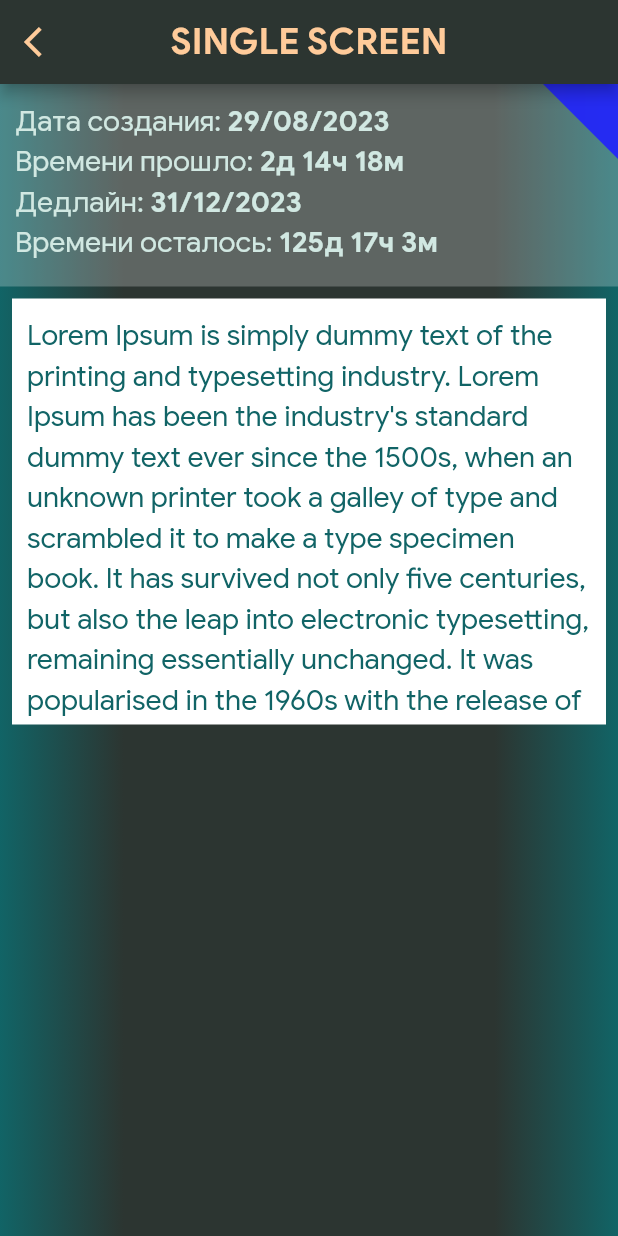
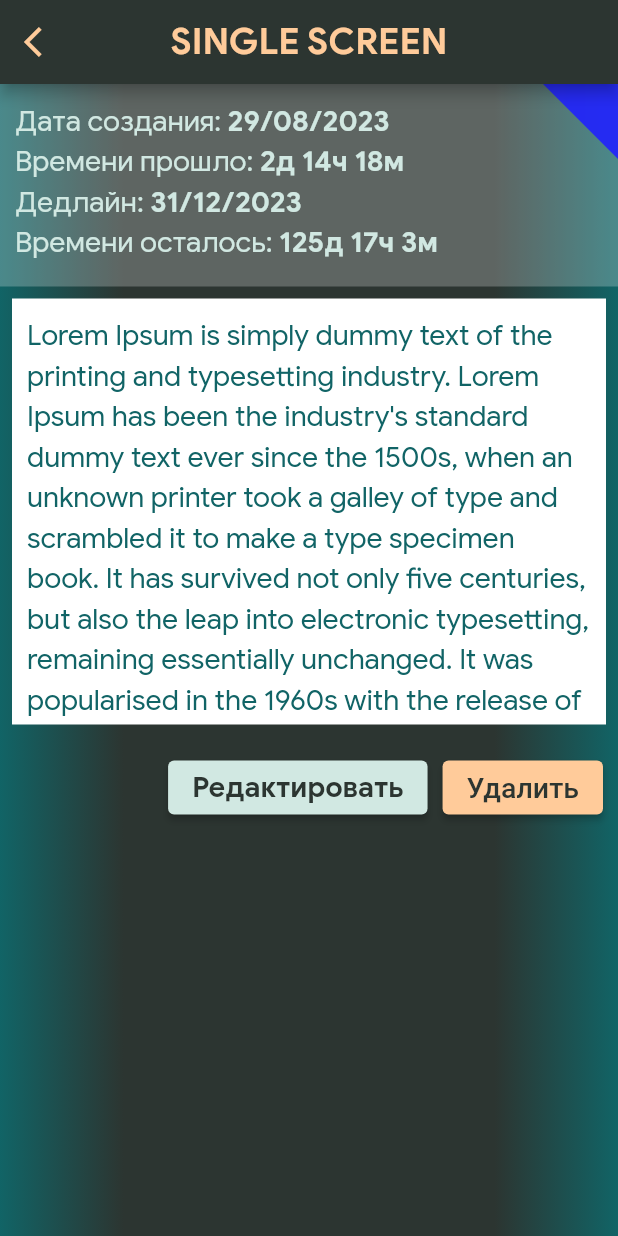
Before and after one commit to yakut54/todolist, a Flutter app: the SingleTodoScreen screen opened by its route, on a phone screen of 412 x 824 dp. Run offline on Flutter 3.47's test engine with Material 2 defaults, Android fonts, the phone set to English and light mode, and no system bars; our stand-ins replace roundcheckbox.

Commit message:
day 4 add buttons edit & delete

```diff
--- a/lib/screens/single_todo_screen/ui/single_todo_screen.dart
+++ b/lib/screens/single_todo_screen/ui/single_todo_screen.dart
@@ -26,7 +26,8 @@ class _SingleTodoScreenState extends State<SingleTodoScreen> {
           ),
           title: Text('Single Screen'.toUpperCase()),
         ),
-        body: Column(
+        body: SingleChildScrollView(
+          child: Column(
             children: [
               Container(
                 color: Colors.white24,
@@ -45,9 +46,11 @@ class _SingleTodoScreenState extends State<SingleTodoScreen> {
                                 span: 'Дата создания: ', bold: '29/08/2023'),
                             RichTextWidget(
                                 span: 'Времени прошло: ', bold: '2д 14ч 18м'),
-                          RichTextWidget(span: 'Дедлайн: ', bold: '31/12/2023'),
                             RichTextWidget(
-                              span: 'Времени осталось: ', bold: '125д 17ч 3м'),
+                                span: 'Дедлайн: ', bold: '31/12/2023'),
+                            RichTextWidget(
+                                span: 'Времени осталось: ',
+                                bold: '125д 17ч 3м'),
                           ],
                         ),
                       ),
@@ -88,8 +91,53 @@ Lorem Ipsum is simply dummy text of the printing and typesetting industry. Lorem
                     ),
                   ),
                 ),
+              ),
+              Padding(
+                padding: EdgeInsets.all(10),
+                child: Row(
+                  mainAxisAlignment: MainAxisAlignment.end,
+                  children: [
+                    ElevatedButton(
+                      style: const ButtonStyle(
+                        backgroundColor:
+                            MaterialStatePropertyAll(GeneralColors.platinum),
+                      ),
+                      onPressed: () {
+                        // Делаем что-нибудь, когда кнопка нажата.
+                      },
+                      child: const Text(
+                        'Редактировать',
+                        style: TextStyle(
+                            fontFamily: FontFamily.semiFont,
+                            fontSize: FontSize.mainFont,
+                            color: GeneralColors.grayblue),
+                      ),
+                    ),
+                    Padding(
+                      padding: EdgeInsets.only(left: 10),
+                      child: ElevatedButton(
+                        style: const ButtonStyle(
+                          backgroundColor: MaterialStatePropertyAll(
+                            GeneralColors.orangePeach,
+                          ),
+                        ),
+                        onPressed: () {
+                          // Делаем что-нибудь, когда кнопка нажата.
+                        },
+                        child: const Text(
+                          'Удалить',
+                          style: TextStyle(
+                            fontSize: FontSize.mainFont,
+                            color: GeneralColors.grayblue,
+                          ),
+                        ),
+                      ),
                     )
                   ],
+                ),
+              )
+            ],
+          ),
         ),
       ),
     );
```
Lines whose indentation alone changed are shown as unchanged.
